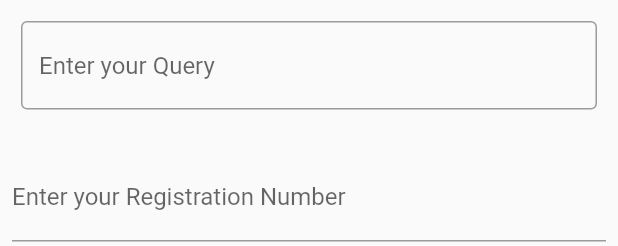
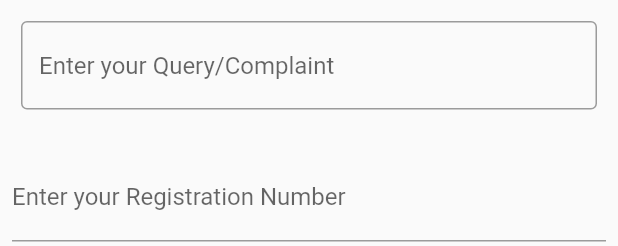
Before and after one commit to Tushar49/HAMS, a Flutter app: the Query widget shown alone on an empty page, opened directly, on a phone screen of 412 x 824 dp. Shown: the top 246 px of the screen. Run offline on Flutter 3.47's test engine with Material 2 defaults, Android fonts, the phone set to English and light mode, and no system bars; missing offline and left inert: ftpclient, ftpconnect.

Commit message:
update in query

```diff
--- a/flutter_application_1/lib/widgets/query.dart
+++ b/flutter_application_1/lib/widgets/query.dart
@@ -13,7 +13,7 @@ class Query extends StatelessWidget {
           child: TextField(
             decoration: InputDecoration(
               border: OutlineInputBorder(),
-              hintText: 'Enter your Query',
+              hintText: 'Enter your Query/Complaint',
             ),
           ),
         ),
```
Also changed, not shown: flutter_application_1/lib/widgets/search.dart (added).
